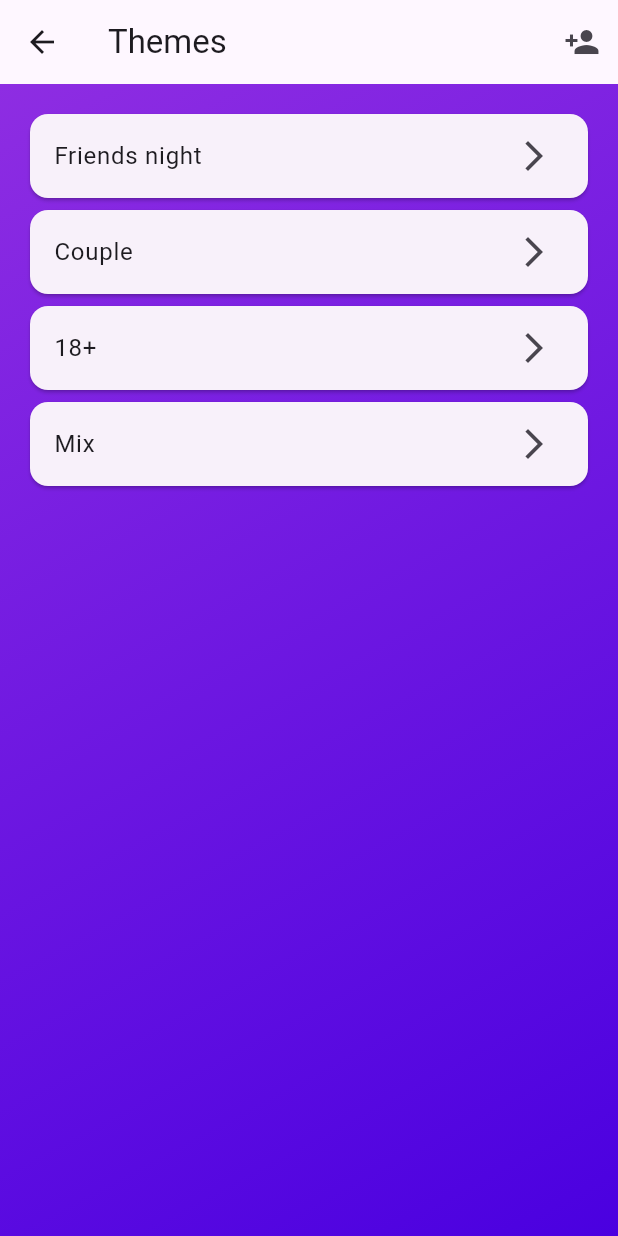
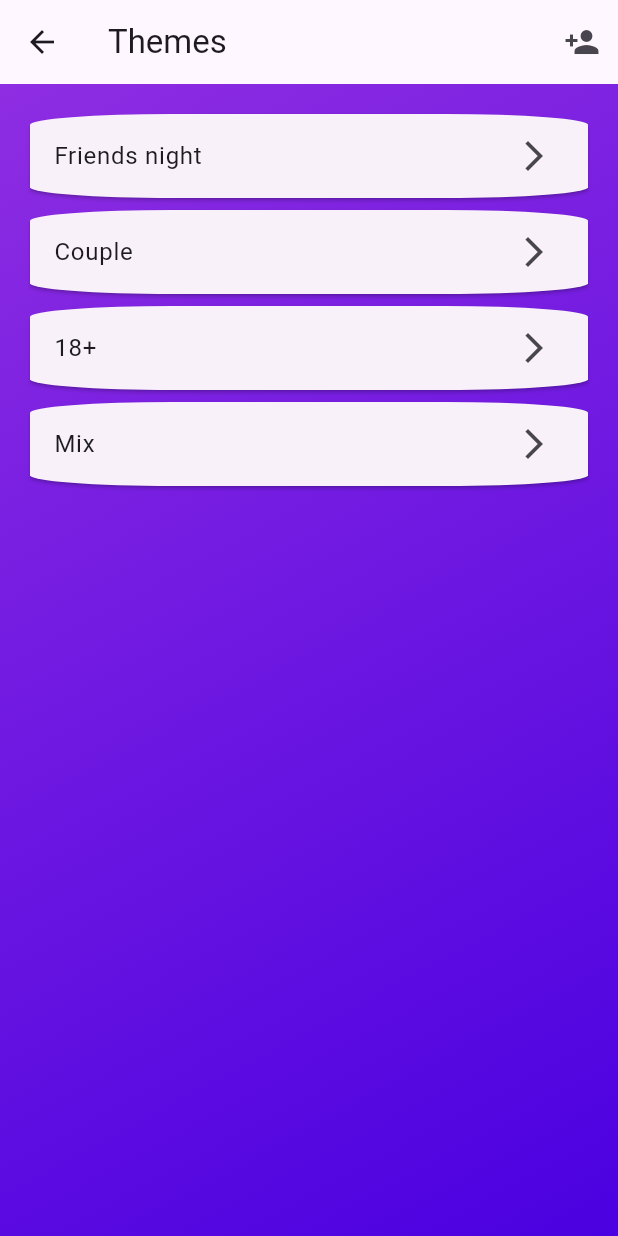
Before and after one commit to Walie-Matthieu/West-Fun, a Flutter app: the ThemeSelectionScreen screen opened directly with empty values, on a phone screen of 412 x 824 dp. Run offline on Flutter 3.47's test engine with Material 3 defaults, Android fonts, the phone set to English and light mode, and no system bars; our stand-ins replace image_picker.

Commit message:
Changed the shape of the "Themes" buttons

```diff
--- a/lib/screens/theme_selection_screen.dart
+++ b/lib/screens/theme_selection_screen.dart
@@ -27,6 +27,52 @@ class ThemeSelectionScreen extends StatefulWidget {
 
 class _ThemeSelectionScreenState extends State<ThemeSelectionScreen> {
   late final PlayerRosterController _roster;
+
+  Widget _buildThemeTile(BuildContext context, PartyTheme theme) {
+    return LayoutBuilder(
+      builder: (context, constraints) {
+        final horizontalRadius = constraints.maxWidth * 0.25;
+        const verticalRadius = 7.2;
+
+        return Card(
+          shape: RoundedRectangleBorder(
+            borderRadius: BorderRadius.all(
+              Radius.elliptical(horizontalRadius, verticalRadius),
+            ),
+          ),
+          child: ListTile(
+            title: Text(theme.label),
+            trailing: const Icon(Icons.arrow_forward_ios),
+            onTap: () {
+              if (widget.mode != null) {
+                Navigator.of(context).push(
+                  MaterialPageRoute(
+                    builder: (_) => GameplayScreen(
+                      playerNames: _roster.names,
+                      playerAvatars: _roster.avatars,
+                      mode: widget.mode!,
+                      theme: theme,
+                    ),
+                  ),
+                );
+                return;
+              }
+
+              Navigator.of(context).push(
+                MaterialPageRoute(
+                  builder: (_) => ModeSelectionScreen(
+                    playerNames: _roster.names,
+                    playerAvatars: _roster.avatars,
+                    theme: theme,
+                  ),
+                ),
+              );
+            },
+          ),
+        );
+      },
+    );
+  }
 
   @override
   void initState() {
@@ -58,37 +104,7 @@ class _ThemeSelectionScreenState extends State<ThemeSelectionScreen> {
           padding: const EdgeInsets.all(16),
           children: [
             for (final theme in PartyTheme.values)
-              Card(
-                child: ListTile(
-                  title: Text(theme.label),
-                  trailing: const Icon(Icons.arrow_forward_ios),
-                  onTap: () {
-                    if (widget.mode != null) {
-                      Navigator.of(context).push(
-                        MaterialPageRoute(
-                          builder: (_) => GameplayScreen(
-                            playerNames: _roster.names,
-                            playerAvatars: _roster.avatars,
-                            mode: widget.mode!,
-                            theme: theme,
-                          ),
-                        ),
-                      );
-                      return;
-                    }
-
-                    Navigator.of(context).push(
-                      MaterialPageRoute(
-                        builder: (_) => ModeSelectionScreen(
-                          playerNames: _roster.names,
-                          playerAvatars: _roster.avatars,
-                          theme: theme,
-                        ),
-                      ),
-                    );
-                  },
-                ),
-              ),
+              _buildThemeTile(context, theme),
           ],
         ),
       ),
```
